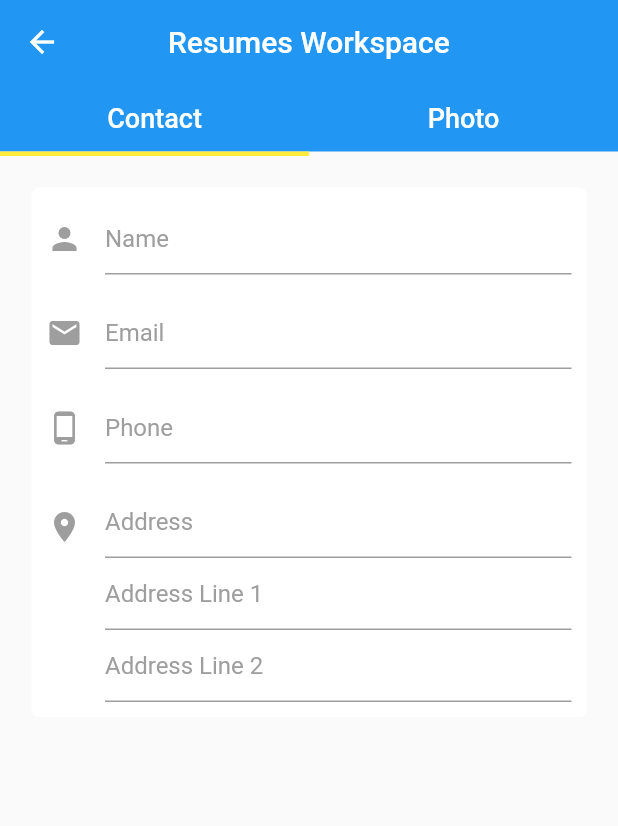
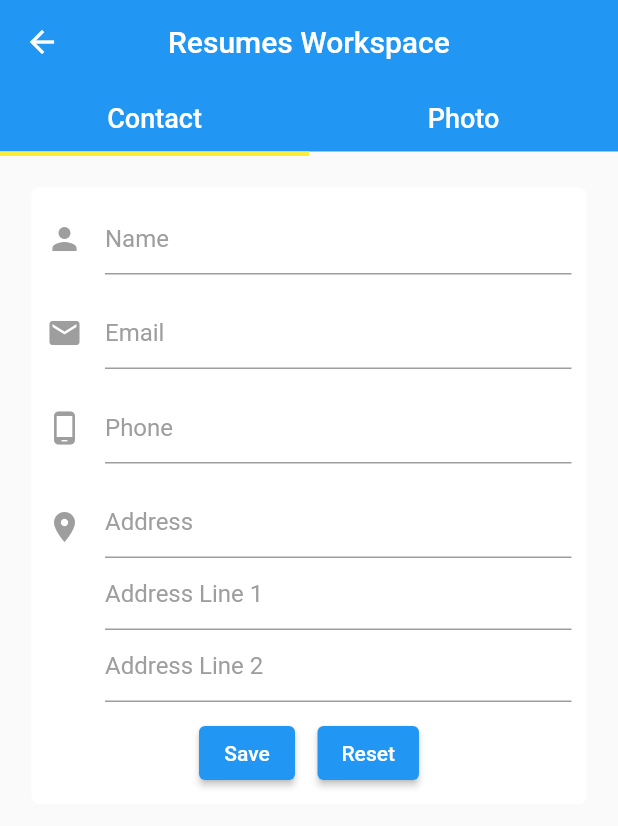
Before and after one commit to Pankaj-pm/resume_builder_app, a Flutter app: the ContactInfo screen opened by its route, on a phone screen of 412 x 824 dp. Shown: the top 826 px of the screen. Run offline on Flutter 3.47's test engine with Material 2 defaults, Android fonts, the phone set to English and light mode, and no system bars.

Commit message:
text controller and validation

```diff
--- a/lib/views/contact_info.dart
+++ b/lib/views/contact_info.dart
@@ -11,6 +11,15 @@ class ContactInfo extends StatefulWidget {
 
 class _ContactInfoState extends State<ContactInfo> {
   bool isFirst = true;
+  TextEditingController nameController = TextEditingController();
+  TextEditingController emailController = TextEditingController();
+  TextEditingController phoneController = TextEditingController();
+  TextEditingController addressController = TextEditingController();
+  TextEditingController address1Controller = TextEditingController();
+  TextEditingController address2Controller = TextEditingController();
+
+  GlobalKey<FormState> formKey = GlobalKey<FormState>();
+  String name = "";
 
   @override
   Widget build(BuildContext context) {
@@ -103,6 +112,8 @@ class _ContactInfoState extends State<ContactInfo> {
                   padding: EdgeInsets.all(10),
                   margin: EdgeInsets.all(21),
                   decoration: BoxDecoration(borderRadius: BorderRadius.circular(5), color: Colors.white),
+                  child: Form(
+                    key: formKey,
                     child: Column(
                       children: [
                         Row(
@@ -115,9 +126,20 @@ class _ContactInfoState extends State<ContactInfo> {
                               width: 15,
                             ),
                             Expanded(
-                                child: TextField(
-                                  decoration: InputDecoration(
-                                      hintText: "Name", hintStyle: TextStyle(color: Colors.grey)),
+                              child: TextFormField(
+                                controller: nameController,
+                                // onChanged: (value) {
+                                //   name = value;
+                                //   print(value);
+                                // },
+                                validator: (value) {
+                                  if (value?.isEmpty ?? false) {
+                                    return "Enter Your Name";
+                                  } else {
+                                    return null;
+                                  }
+                                },
+                                decoration: InputDecoration(hintText: "Name", hintStyle: TextStyle(color: Colors.grey)),
                               ),
                             )
                           ],
@@ -131,8 +153,17 @@ class _ContactInfoState extends State<ContactInfo> {
                             ),
                             SizedBox(width: 15),
                             Expanded(
-                                  child: TextField(
-                                    keyboardType:TextInputType.emailAddress,
+                                child: TextFormField(
+                              controller: emailController,
+                              keyboardType: TextInputType.emailAddress,
+                              validator: (value) {
+                                if (value?.isEmpty ?? false) {
+                                  return "Enter Email address";
+                                } else if (!value!.contains("@")) {
+                                  return "Enter Valid Email address";
+                                }
+                                return null;
+                              },
                               decoration: InputDecoration(
                                 hintText: "Email",
                                 hintStyle: TextStyle(color: Colors.grey),
@@ -146,8 +177,18 @@ class _ContactInfoState extends State<ContactInfo> {
                             Icon(Icons.phone_android, color: Colors.grey),
                             SizedBox(width: 15),
                             Expanded(
-                                child: TextField(
+                              child: TextFormField(
+                                controller: phoneController,
                                 keyboardType: TextInputType.phone,
+                                validator: (value) {
+                                  if (value?.isEmpty ?? false) {
+                                    return "Enter Phone Number";
+                                  } else if (int.tryParse(value ?? "") == null) {
+                                    return "Enter Valid Phone Number";
+                                  } else {
+                                    return null;
+                                  }
+                                },
                                 decoration: InputDecoration(
                                   hintText: "Phone",
                                   // prefix: Icon(Icons.phone_android),
@@ -173,10 +214,11 @@ class _ContactInfoState extends State<ContactInfo> {
                             Expanded(
                               child: Column(
                                 children: [
-                                    TextField(
+                                  TextFormField(
+                                    controller: addressController,
                                     keyboardType: TextInputType.streetAddress,
-                                      obscureText: true,
-                                      obscuringCharacter: "-",
+                                    // obscureText: true,
+                                    // obscuringCharacter: "-",
                                     decoration: InputDecoration(
                                       hintText: "Address",
                                       // prefix: Icon(Icons.phone_android),
@@ -184,7 +226,8 @@ class _ContactInfoState extends State<ContactInfo> {
                                       hintStyle: TextStyle(color: Colors.grey),
                                     ),
                                   ),
-                                    TextField(
+                                  TextFormField(
+                                    controller: address1Controller,
                                     decoration: InputDecoration(
                                       hintText: "Address Line 1",
                                       // prefix: Icon(Icons.phone_android),
@@ -192,7 +235,8 @@ class _ContactInfoState extends State<ContactInfo> {
                                       hintStyle: TextStyle(color: Colors.grey),
                                     ),
                                   ),
-                                    TextField(
+                                  TextFormField(
+                                    controller: address2Controller,
                                     decoration: InputDecoration(
                                       hintText: "Address Line 2",
                                       // prefix: Icon(Icons.phone_android),
@@ -205,13 +249,64 @@ class _ContactInfoState extends State<ContactInfo> {
                             ),
                           ],
                         ),
+                        SizedBox(
+                          height: 10,
+                        ),
+                        Row(
+                          mainAxisSize: MainAxisSize.min,
+                          children: [
+                            ElevatedButton(
+                                onPressed: () {
+                                  if (formKey.currentState?.validate() ?? false) {
+                                    print("Save $name");
+                                  } else {
+                                    print("Invalid");
+                                  }
+                                },
+                                child: Text("Save")),
+                            SizedBox(
+                              width: 15,
+                            ),
+                            ElevatedButton(
+                                onPressed: () {
+                                  print("Save");
+                                  nameController.clear();
+                                  emailController.clear();
+                                  phoneController.text = "";
+                                  addressController.text = "";
+                                  address1Controller.text = "";
+                                  address2Controller.text = "";
+                                },
+                                child: Text("Reset")),
+                          ],
+                        )
                       ],
                     ),
                   ),
                 ),
+              ),
               Container(
-                    child: CircleAvatar(
+                width: double.infinity,
+                margin: EdgeInsets.all(10),
+                padding: EdgeInsets.symmetric(vertical: 50),
+                decoration: BoxDecoration(color: Colors.white, borderRadius: BorderRadius.circular(5)),
+                child: Stack(
+                  fit: StackFit.passthrough,
+                  alignment: Alignment.center,
+                  children: [
+                    CircleAvatar(
+                      radius: 55,
+                      backgroundColor: Colors.grey,
+                      foregroundColor: Colors.black,
                       child: Text("Add"),
+                    ),
+                    Positioned(
+                      bottom: 0,
+                      right: 0,
+                      left: 80,
+                      child: Icon(Icons.add_circle_rounded),
+                    )
+                  ],
                 ),
               )
             ],
```
Lines whose indentation alone changed are shown as unchanged.
